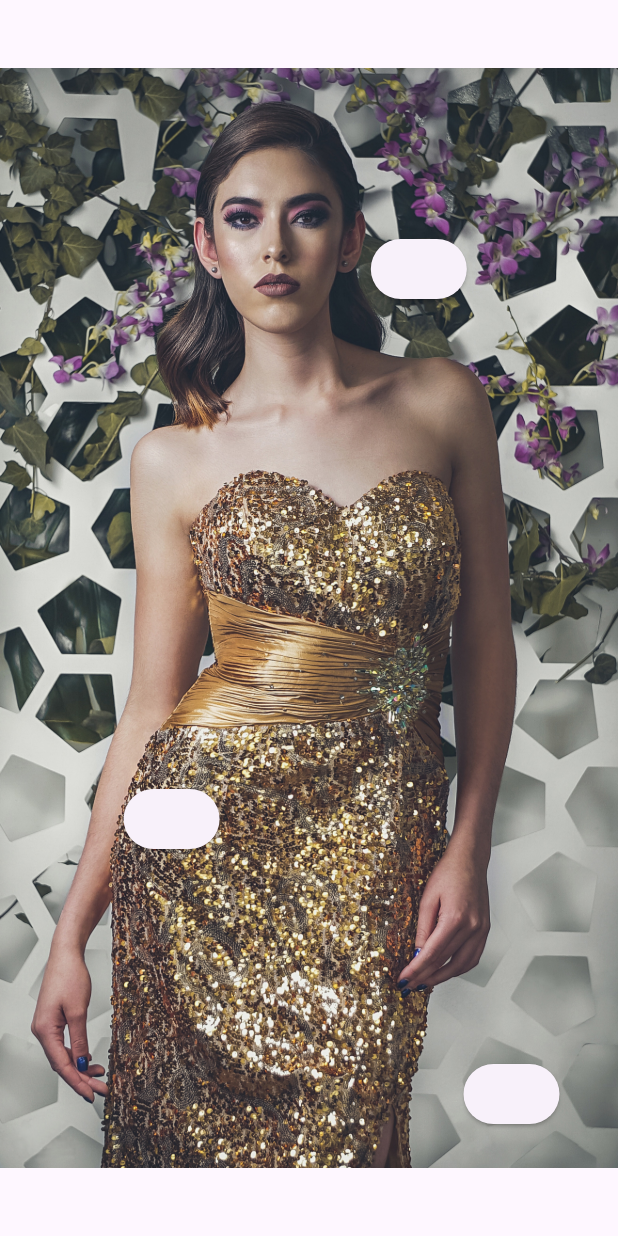
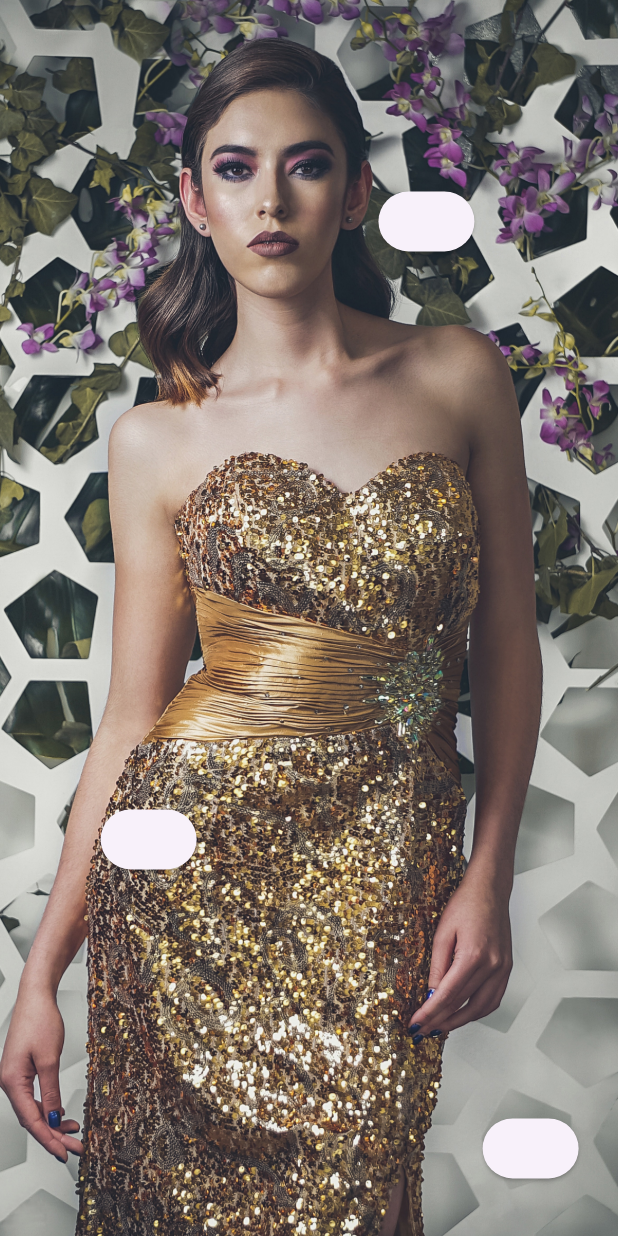
Before and after one commit to sonkaypay/flutter-mini-collection, a Flutter app: the screen it shows after launch, on a phone screen of 412 x 824 dp. Run offline on Flutter 3.47's test engine with Material 2 defaults, Android fonts, the phone set to English and light mode, and no system bars.

Commit message:
Use `MultiChildRenderObjectWidget` for better image size / offset control

```diff
--- a/lib/mini_collection_widget.dart
+++ b/lib/mini_collection_widget.dart
@@ -1,6 +1,7 @@
 import 'dart:async';
 
 import 'package:flutter/material.dart';
+import 'package:flutter/rendering.dart';
 import 'package:mini_collection_poc/data.dart';
 
 class MiniCollectionWidget extends StatefulWidget {
@@ -57,20 +58,13 @@ class _MiniCollectionWidgetState extends State<MiniCollectionWidget> {
           );
         }
 
-        final imageSize = snapshot.requireData;
-        return AspectRatio(
-          aspectRatio: imageSize.width / imageSize.height,
-          child: LayoutBuilder(
-            builder: (context, bc) {
-              final viewportSize = bc.biggest;
-              return Stack(
+        return _MiniCollectionLayout(
+          data: widget.data,
+          imageSize: snapshot.requireData,
           children: [
             Image(image: imageProvider),
-                  ...widget.data.products.map(
-                    (product) => Positioned(
-                      left: product.position.dx * viewportSize.width,
-                      top: product.position.dy * viewportSize.height,
-                      child: ElevatedButton(
+            for (final product in widget.data.products)
+              ElevatedButton(
                 onPressed: () =>
                     ScaffoldMessenger.of(context).showSnackBar(SnackBar(
                   content: Text(product.name),
@@ -78,14 +72,155 @@ class _MiniCollectionWidgetState extends State<MiniCollectionWidget> {
                 )),
                 child: const SizedBox.shrink(),
               ),
-                    ),
-                  ),
           ],
-              );
-            },
-          ),
         );
       },
     );
   }
 }
+
+class _MiniCollectionLayout extends MultiChildRenderObjectWidget {
+  final MiniCollection data;
+  final Size imageSize;
+
+  const _MiniCollectionLayout({
+    super.children,
+    required this.data,
+    required this.imageSize,
+  });
+
+  @override
+  RenderObject createRenderObject(BuildContext _) =>
+      _MiniCollectionLayoutRenderObject(
+        data: data,
+        imageSize: imageSize,
+      );
+
+  @override
+  void updateRenderObject(BuildContext context,
+          covariant _MiniCollectionLayoutRenderObject renderObject) =>
+      renderObject
+        ..setData(data)
+        ..setImageSize(imageSize);
+}
+
+class _MiniCollectionLayoutData extends ContainerBoxParentData<RenderBox> {}
+
+class _MiniCollectionLayoutRenderObject extends RenderBox
+    with
+        ContainerRenderObjectMixin<RenderBox, _MiniCollectionLayoutData>,
+        RenderBoxContainerDefaultsMixin<RenderBox, _MiniCollectionLayoutData> {
+  MiniCollection _data;
+  Size _imageSize;
+
+  _MiniCollectionLayoutRenderObject({
+    required MiniCollection data,
+    required Size imageSize,
+  })  : _data = data,
+        _imageSize = imageSize;
+
+  void setData(MiniCollection data) {
+    if (!identical(data, _data)) return;
+    _data = data;
+    markNeedsLayout();
+  }
+
+  void setImageSize(Size imageSize) {
+    if (imageSize != _imageSize) return;
+    _imageSize = imageSize;
+    markNeedsLayout();
+  }
+
+  @override
+  bool hitTestChildren(BoxHitTestResult result, {required Offset position}) =>
+      defaultHitTestChildren(result, position: position);
+
+  @override
+  void paint(PaintingContext context, Offset offset) =>
+      defaultPaint(context, offset);
+
+  @override
+  void performLayout() {
+    final viewportSize =
+        (constraints.hasBoundedHeight && constraints.hasBoundedWidth)
+            ? constraints.biggest
+            : _imageSize;
+    Rect image = calculateImageRect(_imageSize, viewportSize);
+    final imageOffset = image.topLeft;
+
+    RenderBox? child = firstChild;
+    var i = 0;
+    while (child != null) {
+      final childData = child.parentData! as _MiniCollectionLayoutData;
+      final childIsImage = i == 0;
+      child.layout(
+        childIsImage
+            ? BoxConstraints.tight(image.size)
+            : const BoxConstraints(),
+      );
+      if (childIsImage) {
+        childData.offset = imageOffset;
+      } else {
+        final product = _data.products[i - 1];
+        childData.offset = Offset(
+          imageOffset.dx + product.position.dx * image.width,
+          imageOffset.dy + product.position.dy * image.height,
+        );
+      }
+
+      child = childData.nextSibling;
+      i++;
+    }
+
+    size = constraints.constrain(viewportSize);
+  }
+
+  @override
+  void setupParentData(RenderBox child) {
+    if (child.parentData is! _MiniCollectionLayoutData) {
+      child.parentData = _MiniCollectionLayoutData();
+    }
+  }
+
+  static Rect calculateImageRect(Size imageSize, Size viewportSize) {
+    final viewportRatio = viewportSize.width / viewportSize.height;
+    final imageRatio = imageSize.width / imageSize.height;
+
+    double imageHeight, imageWidth, left, top;
+    double hiddenArea;
+    if (imageRatio > viewportRatio) {
+      // too wide
+      imageHeight = viewportSize.height;
+      imageWidth = imageHeight * imageRatio;
+      final deltaWidth = viewportSize.width - imageWidth;
+      left = deltaWidth / 2;
+      top = 0;
+      hiddenArea = deltaWidth.abs() * imageHeight;
+    } else {
+      // too tall
+      imageWidth = viewportSize.width;
+      imageHeight = imageWidth / imageRatio;
+      final deltaHeight = viewportSize.height - imageHeight;
+      left = 0;
+      top = deltaHeight / 2;
+      hiddenArea = deltaHeight.abs() * imageWidth;
+    }
+
+    if (hiddenArea > (imageWidth * imageHeight * .2)) {
+      // too much hidden area, display with black bar
+      if (imageRatio > viewportRatio) {
+        imageWidth = viewportSize.width;
+        imageHeight = imageWidth / imageRatio;
+        left = 0;
+        top = (viewportSize.height - imageHeight) / 2;
+      } else {
+        imageHeight = viewportSize.height;
+        imageWidth = imageHeight * imageRatio;
+        left = (viewportSize.width - imageWidth) / 2;
+        top = 0;
+      }
+    }
+
+    return Rect.fromLTWH(left, top, imageWidth, imageHeight);
+  }
+}
```
Lines whose indentation alone changed are shown as unchanged.
